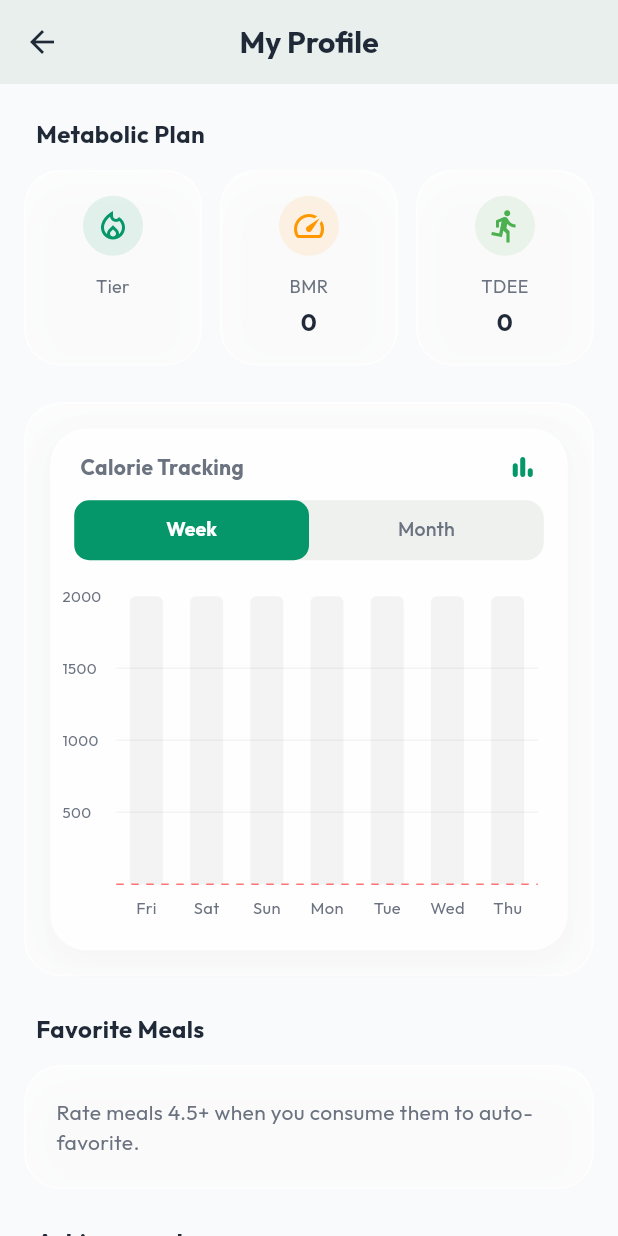
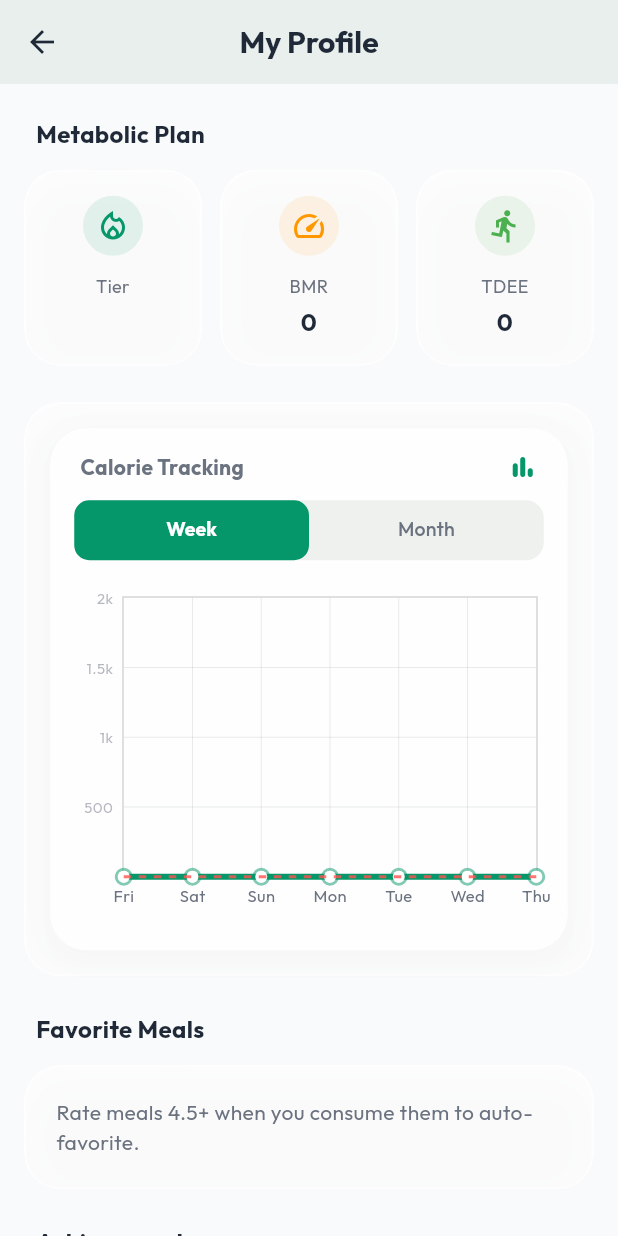
Before and after one commit to JFJubayer/Health-App, a Flutter app: the ProfileScreen screen opened directly, scrolled down 576 dp, on a phone screen of 412 x 824 dp. Run offline on Flutter 3.47's test engine with Material 3 defaults, Android fonts, the phone set to English and light mode, and no system bars; drawn by our look-alikes of fl_chart, flutter_animate; our stand-ins replace flutter_local_notifications, flutter_timezone, google_fonts, hive, hive_flutter, pdf and 3 more; accounts and stored records are empty.

Commit message:
feat: new graph chart

```diff
--- a/smart_diet_assistant/lib/widgets/calorie_graph_widget.dart
+++ b/smart_diet_assistant/lib/widgets/calorie_graph_widget.dart
@@ -18,10 +18,12 @@ class _CalorieGraphWidgetState extends State<CalorieGraphWidget> with SingleTick
   List<Map<String, dynamic>> _weekData = [];
   List<Map<String, dynamic>> _monthData = [];
   bool _isLoading = true;
+  double _touchedValue = -1;
 
   @override
   void initState() {
     super.initState();
+    _touchedValue = -1;
     _tabController = TabController(length: 2, vsync: this);
     _tabController.addListener(() {
       if (!_tabController.indexIsChanging) {
@@ -175,136 +177,91 @@ class _CalorieGraphWidgetState extends State<CalorieGraphWidget> with SingleTick
         maxY = (day['calories'] as num).toDouble();
       }
     }
-    // Give 10% padding on top
     maxY = maxY * 1.1;
-    // ensure at least some Y axis if all zeros
     if (maxY == 0) maxY = 2000;
 
-    return BarChart(
-      BarChartData(
-        alignment: BarChartAlignment.spaceAround,
+    final primaryColor = Theme.of(context).colorScheme.primary;
+    final secondaryColor = Theme.of(context).colorScheme.secondary;
+
+    return LineChart(
+      LineChartData(
+        minY: 0,
         maxY: maxY,
-        minY: 0,
-        barTouchData: BarTouchData(
-          enabled: true,
-          touchTooltipData: BarTouchTooltipData(
-            getTooltipItem: (group, groupIndex, rod, rodIndex) {
-              return BarTooltipItem(
-                '${rod.toY.round()} kcal\n',
+        lineTouchData: LineTouchData(
+          getTouchedSpotIndicator: (LineChartBarData barData, List<int> spotIndexes) {
+            return spotIndexes.map((spotIndex) {
+              return TouchedSpotIndicatorData(
+                FlLine(
+                  color: primaryColor,
+                  strokeWidth: 4,
+                ),
+                FlDotData(
+                  getDotPainter: (spot, percent, barData, index) {
+                    return FlDotCirclePainter(
+                      radius: 8,
+                      color: Colors.white,
+                      strokeWidth: 5,
+                      strokeColor: primaryColor,
+                    );
+                  },
+                ),
+              );
+            }).toList();
+          },
+          touchTooltipData: LineTouchTooltipData(
+            getTooltipColor: (touchedSpot) => primaryColor,
+            getTooltipItems: (List<LineBarSpot> touchedBarSpots) {
+              return touchedBarSpots.map((barSpot) {
+                final date = data[barSpot.x.toInt()]['date'] as DateTime;
+                String dateStr = DateFormat('MMM d').format(date);
+                if (isWeek) {
+                  dateStr = DateFormat('E').format(date);
+                }
+
+                return LineTooltipItem(
+                  '$dateStr \n',
                   GoogleFonts.outfit(
                     color: Theme.of(context).colorScheme.onPrimary,
                     fontWeight: FontWeight.bold,
-                  fontSize: 14,
                   ),
                   children: [
                     TextSpan(
-                    text: DateFormat('MMM d').format(data[group.x.toInt()]['date']),
+                      text: barSpot.y.round().toString(),
                       style: GoogleFonts.outfit(
-                      color: Theme.of(context).colorScheme.onPrimary.withValues(alpha: 0.8),
+                        color: Theme.of(context).colorScheme.onPrimary,
+                        fontWeight: FontWeight.w900,
+                      ),
+                    ),
+                    TextSpan(
+                      text: ' kcal',
+                      style: GoogleFonts.outfit(
                         fontWeight: FontWeight.normal,
-                      fontSize: 12,
                       ),
                     ),
                   ],
                 );
+              }).toList();
             },
           ),
-        ),
-        titlesData: FlTitlesData(
-          show: true,
-          bottomTitles: AxisTitles(
-            sideTitles: SideTitles(
-              showTitles: true,
-              getTitlesWidget: (value, meta) {
-                final index = value.toInt();
-                if (index < 0 || index >= data.length) return const SizedBox.shrink();
-
-                final date = data[index]['date'] as DateTime;
-                String text = '';
-
-                if (isWeek) {
-                  text = DateFormat('E').format(date); // Mon, Tue, etc.
-                } else {
-                  // For month, show fewer labels to avoid clutter
-                  if (index % 5 == 0 || index == data.length - 1) {
-                    text = DateFormat('d').format(date);
+          touchCallback: (FlTouchEvent event, LineTouchResponse? lineTouch) {
+            if (!event.isInterestedForInteractions || lineTouch == null || lineTouch.lineBarSpots == null) {
+              setState(() {
+                _touchedValue = -1;
+              });
+              return;
             }
-                }
-
-                return Padding(
-                  padding: const EdgeInsets.only(top: 8.0),
-                  child: Text(
-                    text,
-                    style: GoogleFonts.outfit(
-                      color: Theme.of(context).colorScheme.onSurfaceVariant,
-                      fontSize: 11,
-                    ),
-                  ),
-                );
-              },
-              reservedSize: 28,
-            ),
-          ),
-          leftTitles: AxisTitles(
-            sideTitles: SideTitles(
-              showTitles: true,
-              getTitlesWidget: (value, meta) {
-                if (value == 0) return const SizedBox.shrink();
-                return Text(
-                  value.toInt().toString(),
-                  style: GoogleFonts.outfit(
-                    color: Theme.of(context).colorScheme.onSurfaceVariant,
-                    fontSize: 10,
-                  ),
-                );
-              },
-              reservedSize: 36,
-            ),
-          ),
-          topTitles: const AxisTitles(sideTitles: SideTitles(showTitles: false)),
-          rightTitles: const AxisTitles(sideTitles: SideTitles(showTitles: false)),
-        ),
-        gridData: FlGridData(
-          show: true,
-          drawVerticalLine: false,
-          horizontalInterval: maxY / 4,
-          getDrawingHorizontalLine: (value) {
-            return FlLine(
-              color: Theme.of(context).colorScheme.onSurface.withValues(alpha: 0.05),
-              strokeWidth: 1,
-            );
+            final value = lineTouch.lineBarSpots![0].x;
+            setState(() {
+              _touchedValue = value;
+            });
           },
         ),
-        borderData: FlBorderData(show: false),
-        barGroups: List.generate(data.length, (index) {
-          final cal = (data[index]['calories'] as num).toDouble();
-          final isToday = index == data.length - 1;
-
-          return BarChartGroupData(
-            x: index,
-            barRods: [
-              BarChartRodData(
-                toY: cal,
-                color: isToday
-                    ? Theme.of(context).colorScheme.primary
-                    : Theme.of(context).colorScheme.primary.withValues(alpha: 0.5),
-                width: isWeek ? 22 : 6,
-                borderRadius: const BorderRadius.vertical(top: Radius.circular(4)),
-                backDrawRodData: BackgroundBarChartRodData(
-                  show: true,
-                  toY: maxY,
-                  color: Theme.of(context).colorScheme.onSurface.withValues(alpha: 0.05),
-                ),
-              ),
-            ],
-          );
-        }),
         extraLinesData: ExtraLinesData(
           horizontalLines: [
             HorizontalLine(
               y: widget.userProvider.tdee,
               color: Colors.redAccent.withValues(alpha: 0.8),
-              strokeWidth: 1,
+              strokeWidth: 2,
               dashArray: [5, 5],
               label: HorizontalLineLabel(
                 show: true,
@@ -320,6 +277,163 @@ class _CalorieGraphWidgetState extends State<CalorieGraphWidget> with SingleTick
             ),
           ],
         ),
+        lineBarsData: [
+          LineChartBarData(
+            isStepLineChart: true,
+            spots: List.generate(data.length, (index) {
+              return FlSpot(index.toDouble(), (data[index]['calories'] as num).toDouble());
+            }),
+            isCurved: false,
+            barWidth: 4,
+            color: primaryColor,
+            belowBarData: BarAreaData(
+              show: true,
+              gradient: LinearGradient(
+                colors: [
+                  primaryColor.withValues(alpha: 0.5),
+                  primaryColor.withValues(alpha: 0),
+                ],
+                stops: const [0.5, 1.0],
+                begin: Alignment.topCenter,
+                end: Alignment.bottomCenter,
+              ),
+              spotsLine: BarAreaSpotsLine(
+                show: true,
+                flLineStyle: FlLine(
+                  color: primaryColor.withValues(alpha: 0.2),
+                  strokeWidth: 2,
+                ),
+              ),
+            ),
+            dotData: FlDotData(
+              show: true,
+              getDotPainter: (spot, percent, barData, index) {
+                return FlDotCirclePainter(
+                  radius: 4,
+                  color: Colors.white,
+                  strokeWidth: 2,
+                  strokeColor: primaryColor.withValues(alpha: 0.5),
+                );
+              },
+            ),
+          ),
+        ],
+        borderData: FlBorderData(
+          show: true,
+          border: Border.all(
+            color: Theme.of(context).colorScheme.outline.withValues(alpha: 0.3),
+          ),
+        ),
+        gridData: FlGridData(
+          show: true,
+          drawHorizontalLine: true,
+          drawVerticalLine: true,
+          horizontalInterval: maxY / 4,
+          verticalInterval: 1,
+          getDrawingHorizontalLine: (value) {
+            if (value == 0) {
+              return FlLine(
+                color: Theme.of(context).colorScheme.outline.withValues(alpha: 0.5),
+                strokeWidth: 2,
+              );
+            }
+            return FlLine(
+              color: Theme.of(context).colorScheme.outline.withValues(alpha: 0.2),
+              strokeWidth: 0.5,
+            );
+          },
+          getDrawingVerticalLine: (value) {
+            if (value == 0) {
+              return FlLine(
+                color: Theme.of(context).colorScheme.outline.withValues(alpha: 0.5),
+                strokeWidth: 2,
+              );
+            }
+            return FlLine(
+              color: Theme.of(context).colorScheme.outline.withValues(alpha: 0.2),
+              strokeWidth: 0.5,
+            );
+          },
+        ),
+        titlesData: FlTitlesData(
+          show: true,
+          topTitles: const AxisTitles(
+            sideTitles: SideTitles(showTitles: false),
+          ),
+          rightTitles: const AxisTitles(
+            sideTitles: SideTitles(showTitles: false),
+          ),
+          leftTitles: AxisTitles(
+            sideTitles: SideTitles(
+              showTitles: true,
+              reservedSize: 40,
+              getTitlesWidget: (value, meta) {
+                if (value == 0 || value % 1 != 0) return const SizedBox.shrink();
+                // show in k if >= 1000
+                String text;
+                if (value >= 1000) {
+                  text = '${(value / 1000).toStringAsFixed(value % 1000 == 0 ? 0 : 1)}k';
+                } else {
+                  text = value.toInt().toString();
+                }
+                return SideTitleWidget(
+                  meta: meta,
+                  space: 6,
+                  fitInside: SideTitleFitInsideData.fromTitleMeta(meta),
+                  child: Text(
+                    text,
+                    style: GoogleFonts.outfit(
+                      color: Theme.of(context).colorScheme.onSurfaceVariant.withValues(alpha: 0.5),
+                      fontSize: 10,
+                    ),
+                    textAlign: TextAlign.center,
+                  ),
+                );
+              },
+            ),
+          ),
+          bottomTitles: AxisTitles(
+            sideTitles: SideTitles(
+              showTitles: true,
+              reservedSize: 32,
+              interval: 1,
+              getTitlesWidget: (value, meta) {
+                final index = value.toInt();
+                if (index < 0 || index >= data.length) return const SizedBox.shrink();
+
+                final isTouched = index == _touchedValue;
+                final date = data[index]['date'] as DateTime;
+                String text = '';
+
+                if (isWeek) {
+                  text = DateFormat('E').format(date);
+                } else {
+                  if (index % 5 == 0 || index == data.length - 1) {
+                    text = DateFormat('d').format(date);
+                  }
+                }
+
+                if (text.isEmpty) return const SizedBox.shrink();
+
+                return SideTitleWidget(
+                  meta: meta,
+                  space: 4,
+                  fitInside: SideTitleFitInsideData.fromTitleMeta(meta, distanceFromEdge: 0),
+                  child: Text(
+                    text,
+                    style: GoogleFonts.outfit(
+                      color: isTouched
+                          ? primaryColor
+                          : Theme.of(context).colorScheme.onSurfaceVariant,
+                      fontWeight: isTouched ? FontWeight.bold : FontWeight.normal,
+                      fontSize: 11,
+                    ),
+                  ),
+                );
+              },
+            ),
+          ),
+        ),
       ),
     );
   }
```
Lines whose indentation alone changed are shown as unchanged.
